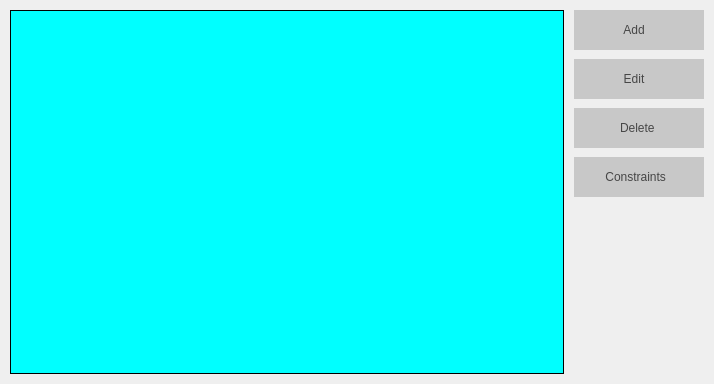
Qt form Orar/OrarApp/TeacherView.ui (alexandrutm/UnivTimetable) before a commit.
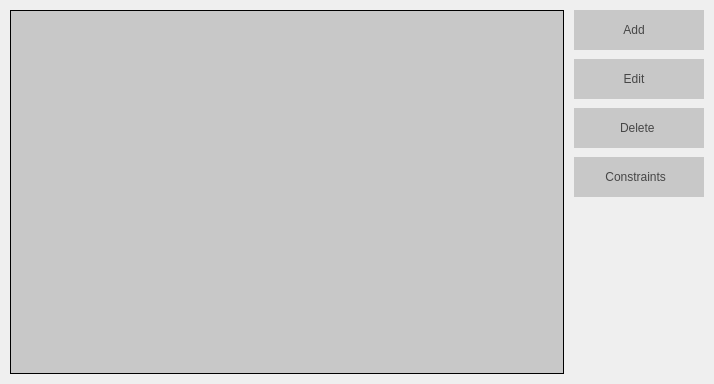
The same form after that commit. Icons and pictures are not drawn.

Patch:
```diff
--- a/Orar/OrarApp/TeacherView.ui
+++ b/Orar/OrarApp/TeacherView.ui
@@ -35,7 +35,7 @@
    <item>
     <widget class="QTableView" name="mTable">
      <property name="styleSheet">
-      <string notr="true">background-color: rgb(0, 255, 255);
+      <string notr="true">	background-color: rgb(200, 200, 200);
 border: 1px solid;</string>
      </property>
      <property name="frameShape">
@@ -47,9 +47,18 @@
      <property name="selectionBehavior">
       <enum>QAbstractItemView::SelectRows</enum>
      </property>
+     <property name="sortingEnabled">
+      <bool>true</bool>
+     </property>
+     <attribute name="horizontalHeaderShowSortIndicator" stdset="0">
+      <bool>true</bool>
+     </attribute>
      <attribute name="verticalHeaderVisible">
       <bool>false</bool>
      </attribute>
+     <attribute name="verticalHeaderDefaultSectionSize">
+      <number>50</number>
+     </attribute>
     </widget>
    </item>
    <item>
```
